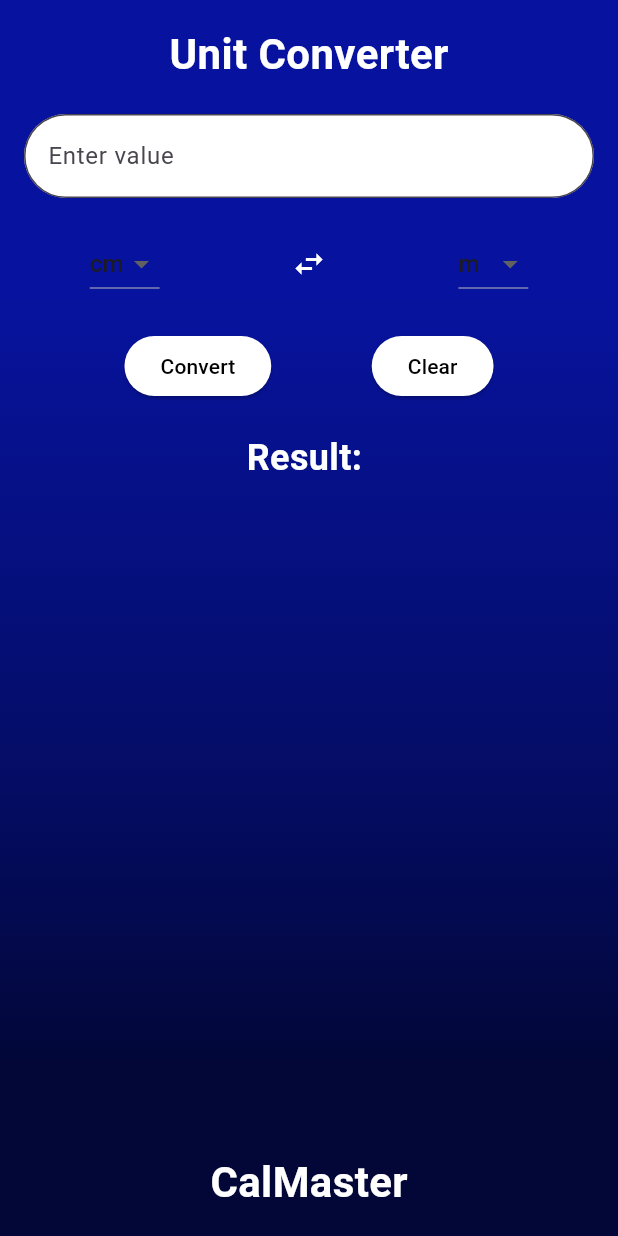
After one commit to Nadeesh-Malaka/CalMaster_App, a Flutter app: the UniCal screen opened directly, on a phone screen of 412 x 824 dp. The commit adds this screen. Run offline on Flutter 3.47's test engine with Material 3 defaults, Android fonts, the phone set to English and light mode, and no system bars; our stand-ins replace shared_preferences; accounts and stored records are empty.

Commit message:
Add UniCal screen and functions as well

```diff
--- a/lib/screens/home_screen.dart
+++ b/lib/screens/home_screen.dart
@@ -1,3 +1,4 @@
+import 'package:calmaster/screens/uni_cal.dart';
 import 'package:flutter/material.dart';
 import 'custom_drawer.dart'; // Import the custom drawer file
 import 'simple_Cal.dart';
@@ -268,7 +269,7 @@ class HomeScreen extends StatelessWidget {
                                 Navigator.push(
                                   context,
                                   MaterialPageRoute(
-                                    builder: (context) => const SimpleCal(),
+                                    builder: (context) => const UniCal(),
                                   ),
                                 );
                               },
--- /dev/null
+++ b/lib/screens/uni_cal.dart
@@ -0,0 +1,175 @@
+import 'package:flutter/material.dart';
+
+class UniCal extends StatefulWidget {
+  const UniCal({Key? key}) : super(key: key);
+
+  @override
+  _UniCalState createState() => _UniCalState();
+}
+
+class _UniCalState extends State<UniCal> {
+  final TextEditingController _controller = TextEditingController();
+  String fromUnit = 'cm';
+  String toUnit = 'm';
+  String result = '';
+
+  final Map<String, double> conversionRates = {
+    'cm-m': 0.01,
+    'm-cm': 100.0,
+    'm-km': 0.001,
+    'km-m': 1000.0,
+  };
+
+  void convert() {
+    try {
+      double value = double.parse(_controller.text);
+      double rate = conversionRates['$fromUnit-$toUnit'] ?? 1.0;
+      setState(() {
+        result = (value * rate).toStringAsFixed(2);
+      });
+    } catch (e) {
+      setState(() {
+        result = 'Error';
+      });
+    }
+  }
+
+  void clearFields() {
+    setState(() {
+      _controller.clear();
+      result = '';
+    });
+  }
+
+  @override
+  Widget build(BuildContext context) {
+    return Scaffold(
+      body: Container(
+        decoration: const BoxDecoration(
+          gradient: LinearGradient(
+            colors: [
+              Color(0xFF07139E),
+              Color(0xFF040C63),
+              Color(0xFF020738),
+            ],
+            stops: [0.24, 0.64, 0.86],
+            begin: Alignment.topCenter,
+            end: Alignment.bottomCenter,
+          ),
+        ),
+        child: SafeArea(
+          child: Padding(
+            padding: const EdgeInsets.all(16.0),
+            child: Column(
+              crossAxisAlignment: CrossAxisAlignment.center,
+              children: [
+                const Text(
+                  'Unit Converter',
+                  style: TextStyle(
+                    color: Colors.white,
+                    fontSize: 28,
+                    fontWeight: FontWeight.bold,
+                  ),
+                ),
+                const SizedBox(height: 20),
+                TextField(
+                  controller: _controller,
+                  keyboardType: TextInputType.number,
+                  decoration: InputDecoration(
+                    hintText: 'Enter value',
+                    filled: true,
+                    fillColor: Colors.white,
+                    border: OutlineInputBorder(
+                      borderRadius: BorderRadius.circular(30),
+                    ),
+                  ),
+                ),
+                const SizedBox(height: 20),
+                Row(
+                  mainAxisAlignment: MainAxisAlignment.spaceAround,
+                  children: [
+                    DropdownButton<String>(
+                      value: fromUnit,
+                      items: ['cm', 'm', 'km']
+                          .map((unit) => DropdownMenuItem(
+                                value: unit,
+                                child: Text(unit),
+                              ))
+                          .toList(),
+                      onChanged: (value) {
+                        setState(() {
+                          fromUnit = value!;
+                        });
+                      },
+                    ),
+                    const Icon(Icons.swap_horiz, color: Colors.white),
+                    DropdownButton<String>(
+                      value: toUnit,
+                      items: ['cm', 'm', 'km']
+                          .map((unit) => DropdownMenuItem(
+                                value: unit,
+                                child: Text(unit),
+                              ))
+                          .toList(),
+                      onChanged: (value) {
+                        setState(() {
+                          toUnit = value!;
+                        });
+                      },
+                    ),
+                  ],
+                ),
+                const SizedBox(height: 20),
+                Row(
+                  mainAxisAlignment: MainAxisAlignment.spaceEvenly,
+                  children: [
+                    ElevatedButton(
+                      onPressed: convert,
+                      style: ElevatedButton.styleFrom(
+                        backgroundColor: Colors.white,
+                      ),
+                      child: const Text(
+                        'Convert',
+                        style: TextStyle(color: Colors.black),
+                      ),
+                    ),
+                    ElevatedButton(
+                      onPressed: clearFields,
+                      style: ElevatedButton.styleFrom(
+                        backgroundColor: Colors.white,
+                      ),
+                      child: const Text(
+                        'Clear',
+                        style: TextStyle(color: Colors.black),
+                      ),
+                    ),
+                  ],
+                ),
+                const SizedBox(height: 20),
+                Text(
+                  'Result: $result',
+                  style: const TextStyle(
+                    fontSize: 24,
+                    fontWeight: FontWeight.bold,
+                    color: Colors.white,
+                  ),
+                ),
+                const Spacer(),
+                const Center(
+                  child: Text(
+                    "CalMaster",
+                    style: TextStyle(
+                      color: Colors.white,
+                      fontSize: 28,
+                      fontWeight: FontWeight.bold,
+                    ),
+                  ),
+                ),
+              ],
+            ),
+          ),
+        ),
+      ),
+    );
+  }
+}
```
